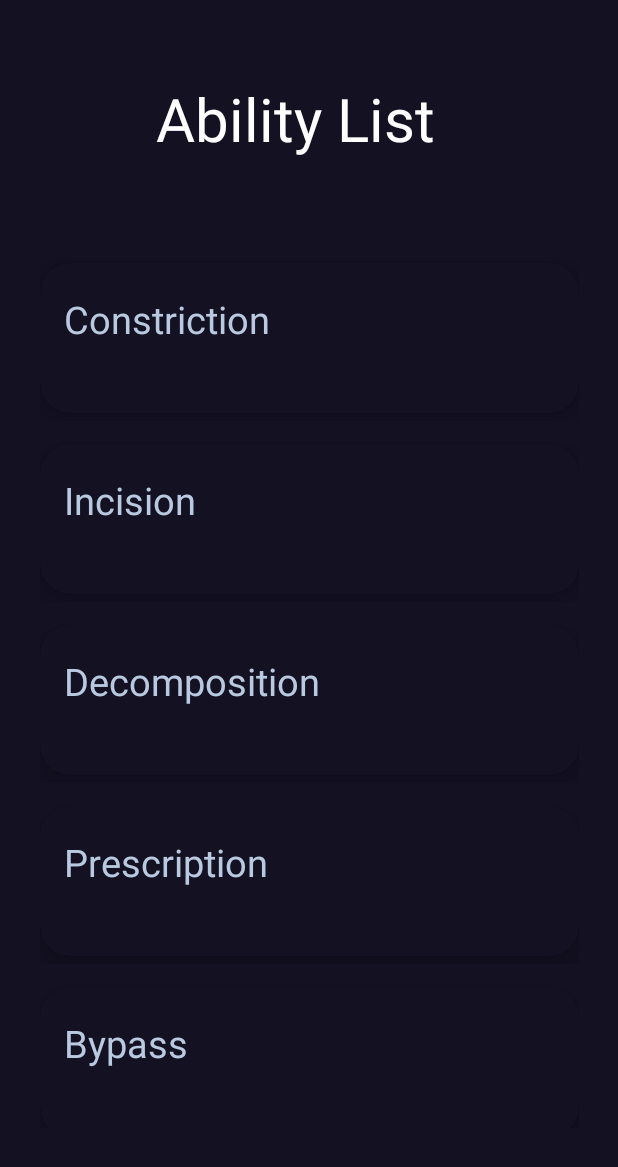
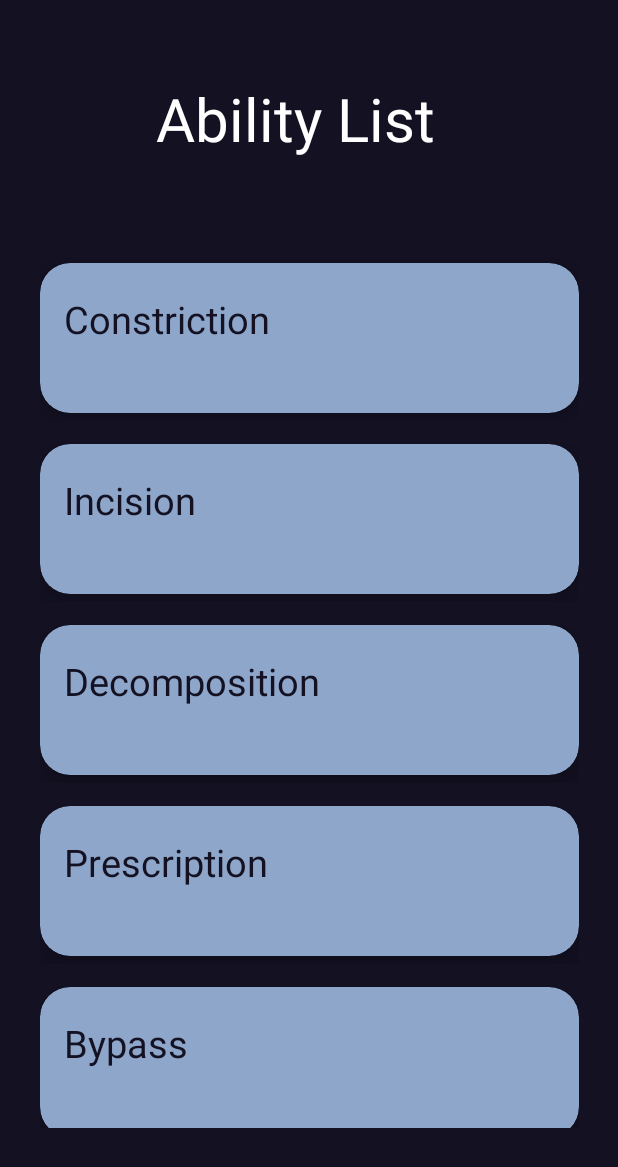
Before and after one commit to SolomonCas/Haxxor, an Android app: the AbilityActivity screen opened directly, with no data from a screen before it, on a phone screen of 412 x 824 dp. Shown: the top 1167 px of the screen. Run offline under Robolectric (Android 15) with nearby library versions, the phone set to English and light mode, and no system bars.

Commit message:
Color Change

```diff
--- a/app/src/main/res/layout/ability_rows.xml
+++ b/app/src/main/res/layout/ability_rows.xml
@@ -16,7 +16,7 @@
         app:layout_constraintEnd_toEndOf="parent"
         app:layout_constraintStart_toStartOf="parent"
         app:layout_constraintTop_toTopOf="parent"
-        app:cardBackgroundColor="#131122">
+        app:cardBackgroundColor="#8DA6CA">
 
         <androidx.constraintlayout.widget.ConstraintLayout
             android:layout_width="match_parent"
@@ -31,7 +31,7 @@
                 android:layout_marginEnd="12dp"
                 android:layout_marginBottom="18dp"
                 android:text="TextView"
-                android:textColor="#B9C9DF"
+                android:textColor="#131122"
                 android:textSize="25dp"
                 app:layout_constraintBottom_toBottomOf="parent"
                 app:layout_constraintEnd_toEndOf="parent"
```
